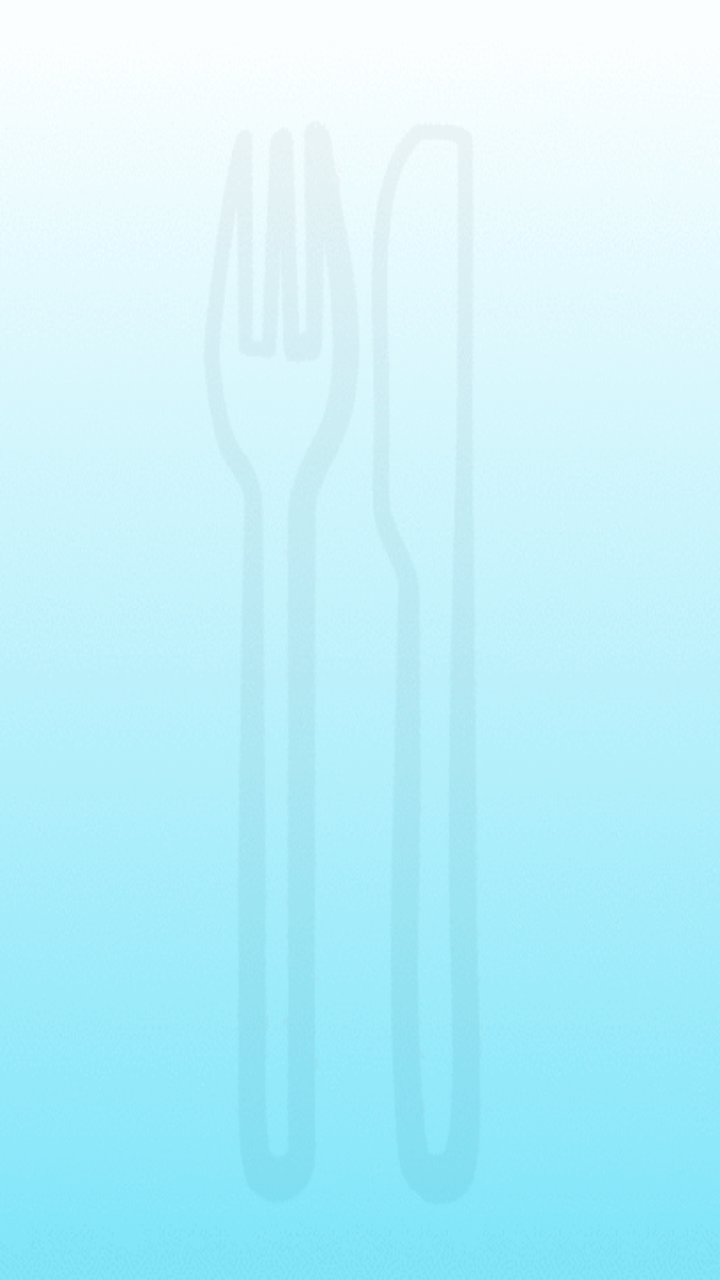
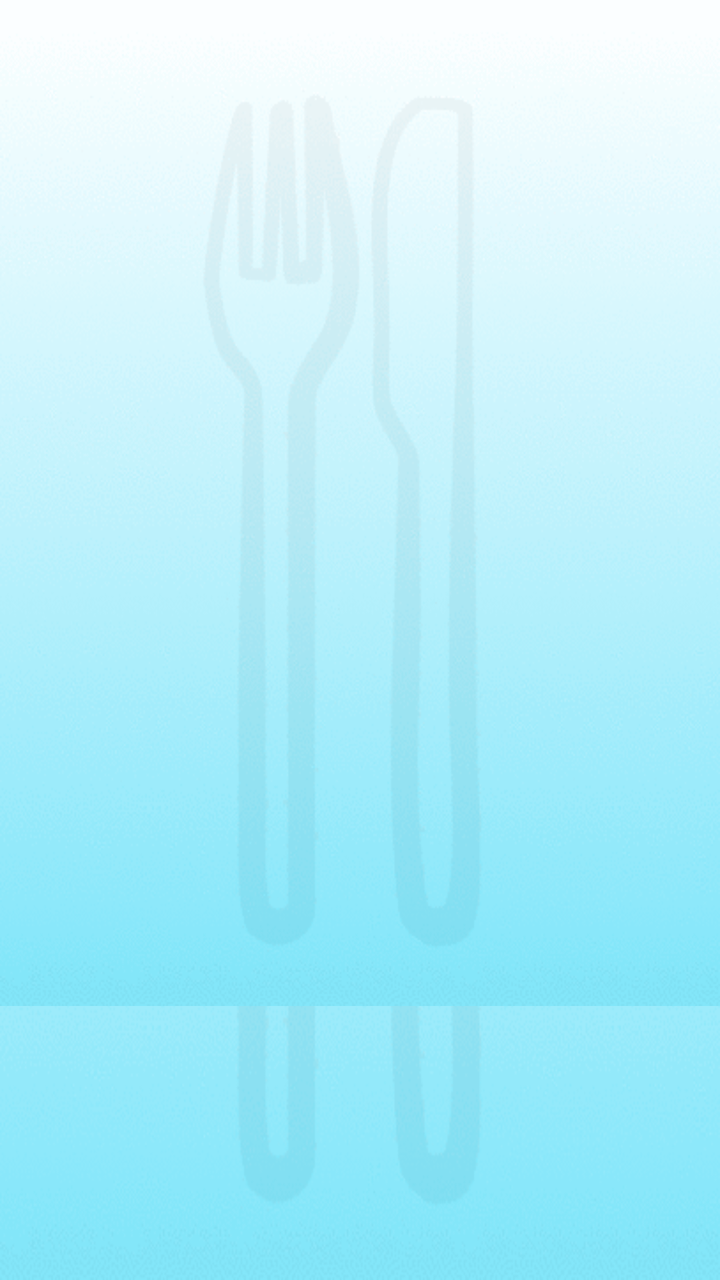

The first picture is an Android layout as it rendered before a commit; the second is the same layout after the commit. The layout source and the unified diff follow.
<!-- AndroidManifest.xml: application theme AppTheme -->
<!-- res/layout/activity_restaurant_details.xml -->
<?xml version="1.0" encoding="utf-8"?>
<LinearLayout xmlns:android="http://schemas.android.com/apk/res/android"
    xmlns:tools="http://schemas.android.com/tools"
    android:layout_width="match_parent"
    android:layout_height="match_parent"
    android:background="@drawable/imageedit_7_6436331298"
    android:orientation="vertical"
    tools:context="com.example.rui.location.Restaurant_Results">


    <LinearLayout
        android:layout_width="fill_parent"
        android:layout_height="wrap_content"
        android:layout_gravity="bottom"
        android:orientation="vertical">


        <TextView
            android:id="@+id/details"
            android:layout_width="match_parent"
            android:layout_height="wrap_content"
            android:textColor="#008cbb"
            android:textSize="50dp"
            android:layout_gravity="center_vertical"
            android:gravity="center"
            android:paddingTop="10dp"
            android:paddingBottom="10dp"
            android:textStyle="bold" />

        <ImageView
            android:id="@+id/image"
            android:layout_width="fill_parent"
            android:layout_height="fill_parent"
            android:adjustViewBounds="true"
            android:layout_gravity="top"
            android:paddingLeft="40dp"
            android:paddingRight="40dp"
            android:paddingBottom="20dp" />

        <TextView
            android:id="@+id/details2"
            android:layout_width="fill_parent"
            android:layout_height="wrap_content"
            android:textSize="20dp"
            android:paddingLeft="40dp"
            android:paddingRight="40dp"
            android:gravity="center"
            android:textColor="#008cbb" />

    </LinearLayout>
</LinearLayout>
<!-- resources referenced by this layout -->
<resources>
  <!-- drawable imageedit_7_6436331298: gif bitmap (drawable, 40864 bytes) -->
  <style name="AppTheme" parent="Theme.AppCompat.Light.DarkActionBar">
          
          <item name="colorPrimary">@color/colorPrimary</item>
          <item name="colorPrimaryDark">@color/colorPrimaryDark</item>
          <item name="colorAccent">@color/colorAccent</item>
      </style>
  <color name="colorPrimary">#3F51B5</color>
  <color name="colorPrimaryDark">#303F9F</color>
  <color name="colorAccent">#FF4081</color>
</resources>

<!-- the commit's change to res/layout/activity_restaurant_details.xml (unified diff, before → after) -->
@@ -1,51 +1,59 @@
 <?xml version="1.0" encoding="utf-8"?>
-<LinearLayout xmlns:android="http://schemas.android.com/apk/res/android"
+<ScrollView xmlns:android="http://schemas.android.com/apk/res/android"
     xmlns:tools="http://schemas.android.com/tools"
     android:layout_width="match_parent"
     android:layout_height="match_parent"
     android:background="@drawable/imageedit_7_6436331298"
-    android:orientation="vertical"
-    tools:context="com.example.rui.location.Restaurant_Results">
+    tools:context=".MainActivity">
+
+    <LinearLayout xmlns:android="http://schemas.android.com/apk/res/android"
+        xmlns:tools="http://schemas.android.com/tools"
+        android:layout_width="match_parent"
+        android:layout_height="match_parent"
+        android:background="@drawable/imageedit_7_6436331298"
+        android:orientation="vertical"
+        tools:context="com.example.rui.location.Restaurant_Results">
 
 
-    <LinearLayout
-        android:layout_width="fill_parent"
-        android:layout_height="wrap_content"
-        android:layout_gravity="bottom"
-        android:orientation="vertical">
+        <LinearLayout
+            android:layout_width="fill_parent"
+            android:layout_height="wrap_content"
+            android:layout_gravity="bottom"
+            android:orientation="vertical">
 
 
-        <TextView
-            android:id="@+id/details"
-            android:layout_width="match_parent"
-            android:layout_height="wrap_content"
-            android:textColor="#008cbb"
-            android:textSize="50dp"
-            android:layout_gravity="center_vertical"
-            android:gravity="center"
-            android:paddingTop="10dp"
-            android:paddingBottom="10dp"
-            android:textStyle="bold" />
+            <TextView
+                android:id="@+id/details"
+                android:layout_width="match_parent"
+                android:layout_height="wrap_content"
+                android:layout_gravity="center_vertical"
+                android:gravity="center"
+                android:paddingBottom="10dp"
+                android:paddingTop="10dp"
+                android:textColor="#008cbb"
+                android:textSize="50dp"
+                android:textStyle="bold" />
 
-        <ImageView
-            android:id="@+id/image"
-            android:layout_width="fill_parent"
-            android:layout_height="fill_parent"
-            android:adjustViewBounds="true"
-            android:layout_gravity="top"
-            android:paddingLeft="40dp"
-            android:paddingRight="40dp"
-            android:paddingBottom="20dp" />
+            <ImageView
+                android:id="@+id/image"
+                android:layout_width="fill_parent"
+                android:layout_height="fill_parent"
+                android:layout_gravity="top"
+                android:adjustViewBounds="true"
+                android:paddingBottom="20dp"
+                android:paddingLeft="40dp"
+                android:paddingRight="40dp" />
 
-        <TextView
-            android:id="@+id/details2"
-            android:layout_width="fill_parent"
-            android:layout_height="wrap_content"
-            android:textSize="20dp"
-            android:paddingLeft="40dp"
-            android:paddingRight="40dp"
-            android:gravity="center"
-            android:textColor="#008cbb" />
+            <TextView
+                android:id="@+id/details2"
+                android:layout_width="fill_parent"
+                android:layout_height="wrap_content"
+                android:gravity="center"
+                android:paddingLeft="40dp"
+                android:paddingRight="40dp"
+                android:textColor="#008cbb"
+                android:textSize="30dp" />
 
+        </LinearLayout>
     </LinearLayout>
-</LinearLayout>
+</ScrollView>
